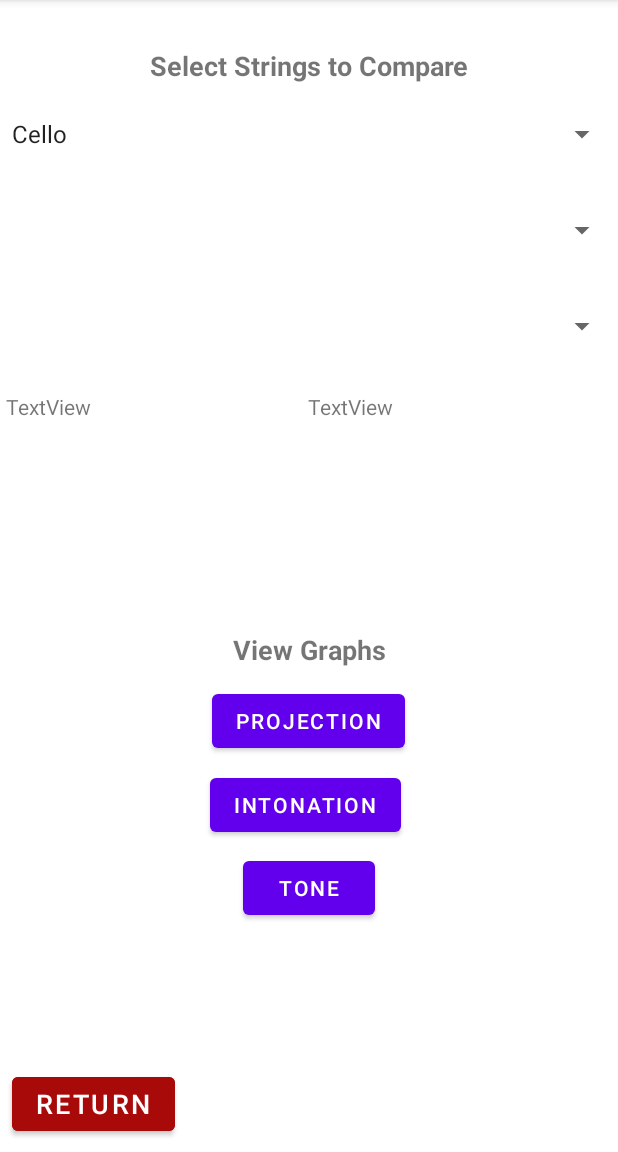
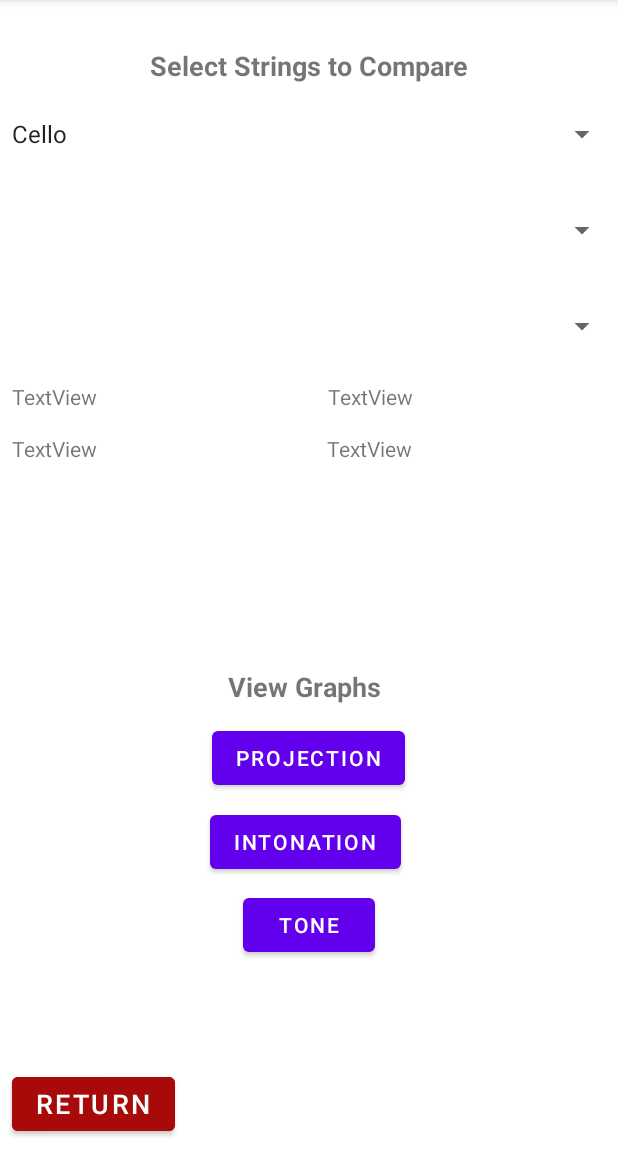
Before and after one commit to ShantingLiu/StringTracker, an Android app: the CompareStrings screen opened directly, with no data from a screen before it, on a phone screen of 412 x 824 dp, the part 84-1236 px from its top. Run offline under Robolectric (Android 15) with nearby library versions, the phone set to English and light mode, and no system bars; 1 statement that could not run was skipped.

Commit message:
Added changes to CompareStrings

```diff
--- a/app/src/main/java/com/example/stringtracker/CompareStrings.java
+++ b/app/src/main/java/com/example/stringtracker/CompareStrings.java
@@ -10,9 +10,9 @@ import android.widget.AdapterView;
 import android.widget.ArrayAdapter;
 import android.widget.Button;
 import android.widget.Spinner;
+import android.widget.TextView;
 import android.widget.Toast;
 
-import java.io.IOException;
 import java.sql.SQLException;
 import java.util.ArrayList;
 
@@ -24,12 +24,29 @@ public class CompareStrings extends AppCompatActivity {
     StringSet S2 = new StringSet();   // 2nd stringset for comparison
     Instrument I1 = new Instrument();
 
-    StringSet Sa = new StringSet();
+
     StringSet Sb = new StringSet();
-    Instrument Ia = new Instrument();
+
 
     Button buttonRet, projection, tone;
     Context context = CompareStrings.this;
+
+    //Text Views
+
+
+    TextView stringLabelTV1;
+    TextView stringStatTV1;
+    String strStats1;
+    String selectedString1 = "String Set 1";
+
+    TextView stringLabelTV2;
+    TextView stringStatTV2;
+    String strStats2;
+    String selectedString2 = "String Set 2";
+
+
+
+
 
     private final String[] instrTypes = new String[]{"Cello", "Bass", "Banjo", "Guitar", "Mandolin", "Viola", "Violin", "Other"};
     ArrayList<String> slist = new ArrayList<String>();
@@ -68,6 +85,13 @@ public class CompareStrings extends AppCompatActivity {
         I1.setInstState(instState);
         S1.setStrState(strState);
         int strId = S1.getStringsID();  // get current string selection for starting value
+
+        //set textViews
+        stringLabelTV1 = (TextView) findViewById(R.id.stringLableTV1);
+        stringLabelTV2 = (TextView) findViewById(R.id.stringLableTV2);
+        stringStatTV1 = (TextView) findViewById(R.id.stringStatsTV1);
+        stringStatTV2 = (TextView) findViewById(R.id.stringStatsTV2);
+
 
 
         StringSet sA = new StringSet();
@@ -118,6 +142,10 @@ public class CompareStrings extends AppCompatActivity {
                 sA.setType(instrType);
                 sB.setType(instrType);
 
+
+
+
+
             } // I may have to put something similar to this code on the onActivityResult() from the addString screen
             @Override
             public void onNothingSelected(AdapterView<?> arg0) {
@@ -137,8 +165,22 @@ public class CompareStrings extends AppCompatActivity {
                 int newstrid = Integer.parseInt(token.split(" ")[0].trim());
                 // load selected string data into obj
                 sA.loadStrings(newstrid, context);
+
+
+                //load String stats
+
+                stringLabelTV1.setText(selectedString1);
+                stringLabelTV1.setVisibility(View.VISIBLE);
+
+                String strStats1 = "Brand: " + sA.getBrand() + "\n" + "Model: " + sA.getModel() + "\n"+ "Avg Life: " + sA.getAvgLife()+ "\n" + "Cost: " + sA.getCost();
+                stringStatTV1.setText(strStats1);
+                stringStatTV1.setVisibility(View.VISIBLE);
+
+
+
                 strGraphName1 = sA.getBrand()+"-"+sA.getModel(); // create label for graph item 1
                 System.out.println("strGraphName1="+strGraphName1);
+
             }
 
             @Override
@@ -156,8 +198,17 @@ public class CompareStrings extends AppCompatActivity {
                 int newstrid = Integer.parseInt(token.split(" ")[0].trim());
                 // load selected string data into obj
                 sB.loadStrings(newstrid, context);
+
+                stringLabelTV2.setText(selectedString2);
+                stringLabelTV2.setVisibility(View.VISIBLE);
+                String strStats2 = "Brand: " + sB.getBrand() + "\n" + "Model: " + sB.getModel() + "\n" + "Avg Life: " + sB.getAvgLife() + "\n" + "Cost: " + sB.getCost();
+                stringStatTV2.setText(strStats2);
+                stringStatTV2.setVisibility(View.VISIBLE);
+
+
                 strGraphName2 = sB.getBrand()+"-"+sB.getModel();  // create label for graph item 2
                 System.out.println("strGraphName2="+strGraphName2);
+
             }
 
             @Override
@@ -251,4 +302,30 @@ public class CompareStrings extends AppCompatActivity {
         }
     }
 
+    public void updateStatsDisplay(){
+        int pctLife = 0;
+        float costPerHr = 0.0f;
+        float costPerHrExp = 0.0f;
+        if(I1.getSessionCnt()>0){
+            costPerHr = (S1.getCost()/(float)((float)I1.getPlayTime()/60.0f));
+            if(S1.getAvgLife()>0){
+                pctLife = 100 - (int)(100.0*(float)I1.getPlayTime()/(float)S1.getAvgLife());
+                costPerHrExp = (S1.getCost()/(float)((float)S1.getAvgLife()/60.0f));
+            }
+        }
+
+//        String selInstr =  "Instrument ID:"+I1.getInstrID()+" "+I1.getBrand()+"-"+I1.getModel()+" ("+I1.getType()+")";
+//        String selStrings =  "String Set ID:"+S1.getStringsID()+" "+S1.getBrand()+"-"+S1.getModel()+" ("+S1.getType()+") \n"
+//                +"Last Changed: "+I1.getChangeTimeStamp().split(" ")[0];
+//        String strStats1 =  "Avg Life:"+S1.getAvgLife()+"min  Time played:"+I1.getPlayTime()+"min  Life remaining:"+pctLife+"%";
+//        String strStats2 =  "Cost/hr(current):$"+String.format("%.2f", costPerHr)+"/hr   Cost/hr(expected):$"+String.format("%.2f",costPerHrExp)+"/hr";
+
+
+
+
+        stringLabelTV2.setVisibility(View.VISIBLE);
+        stringStatTV1.setVisibility(View.VISIBLE);
+        stringStatTV2.setVisibility(View.VISIBLE);
+    }
+
 }
--- a/app/src/main/res/layout/activity_compare_strings.xml
+++ b/app/src/main/res/layout/activity_compare_strings.xml
@@ -5,6 +5,16 @@
     android:layout_width="match_parent"
     android:layout_height="match_parent"
     tools:context=".CompareStrings">
+
+    <TextView
+        android:id="@+id/stringLableTV2"
+        android:layout_width="177dp"
+        android:layout_height="23dp"
+        android:layout_marginStart="33dp"
+        android:layout_marginTop="17dp"
+        android:text="TextView"
+        app:layout_constraintStart_toEndOf="@+id/stringLableTV1"
+        app:layout_constraintTop_toBottomOf="@+id/spinnerString2" />
 
     <Spinner
         android:id="@+id/spinnerString2"
@@ -43,21 +53,21 @@
         app:layout_constraintTop_toTopOf="parent" />
 
     <TextView
-        android:id="@+id/textViewString2"
+        android:id="@+id/stringStatsTV2"
         android:layout_width="190dp"
         android:layout_height="148dp"
-        android:layout_marginStart="11dp"
-        android:layout_marginTop="24dp"
+        android:layout_marginStart="20dp"
+        android:layout_marginTop="52dp"
         android:text="TextView"
-        app:layout_constraintStart_toEndOf="@+id/textViewString1"
+        app:layout_constraintStart_toEndOf="@+id/stringStatsTV1"
         app:layout_constraintTop_toBottomOf="@+id/spinnerString2" />
 
     <TextView
-        android:id="@+id/textViewString1"
+        android:id="@+id/stringStatsTV1"
         android:layout_width="190dp"
         android:layout_height="148dp"
-        android:layout_marginStart="4dp"
-        android:layout_marginTop="24dp"
+        android:layout_marginStart="8dp"
+        android:layout_marginTop="52dp"
         android:text="TextView"
         app:layout_constraintStart_toStartOf="parent"
         app:layout_constraintTop_toBottomOf="@+id/spinnerString2" />
@@ -66,13 +76,13 @@
         android:id="@+id/textViewGraph"
         android:layout_width="wrap_content"
         android:layout_height="wrap_content"
-        android:layout_marginStart="155dp"
-        android:layout_marginTop="11dp"
+        android:layout_marginStart="152dp"
+        android:layout_marginTop="8dp"
         android:text="View Graphs"
         android:textSize="18sp"
         android:textStyle="bold"
         app:layout_constraintStart_toStartOf="parent"
-        app:layout_constraintTop_toBottomOf="@+id/textViewString2" />
+        app:layout_constraintTop_toBottomOf="@+id/stringStatsTV2" />
 
     <Button
         android:id="@+id/buttonProjection"
@@ -117,4 +127,14 @@
         app:iconTint="#A80A0A"
         app:layout_constraintBottom_toBottomOf="parent"
         app:layout_constraintStart_toStartOf="parent" />
+
+    <TextView
+        android:id="@+id/stringLableTV1"
+        android:layout_width="177dp"
+        android:layout_height="23dp"
+        android:layout_marginStart="8dp"
+        android:layout_marginTop="17dp"
+        android:text="TextView"
+        app:layout_constraintStart_toStartOf="parent"
+        app:layout_constraintTop_toBottomOf="@+id/spinnerString2" />
 </androidx.constraintlayout.widget.ConstraintLayout>
```
